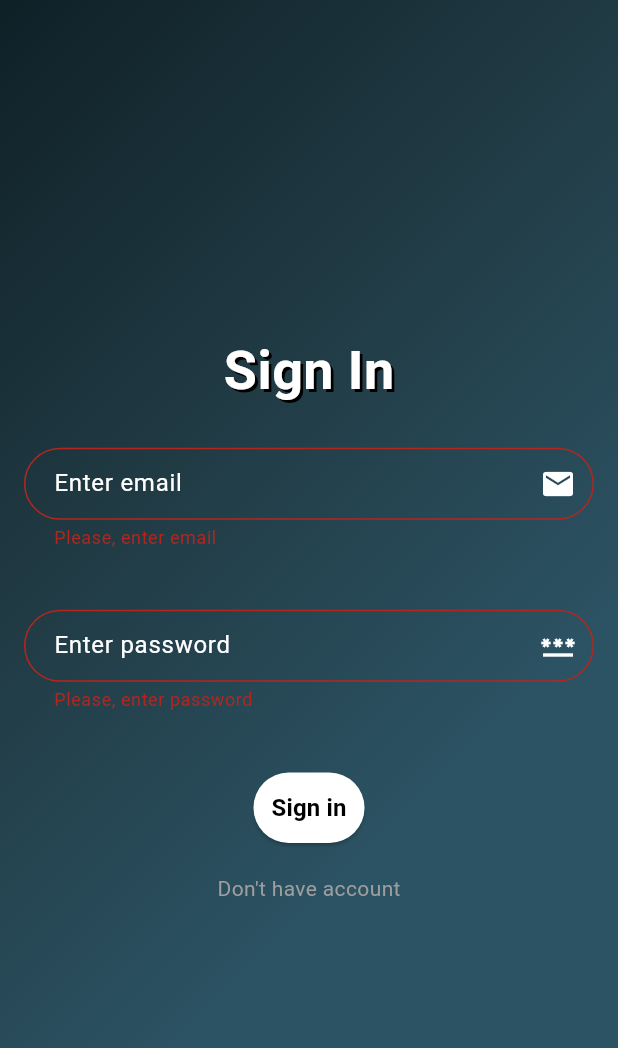
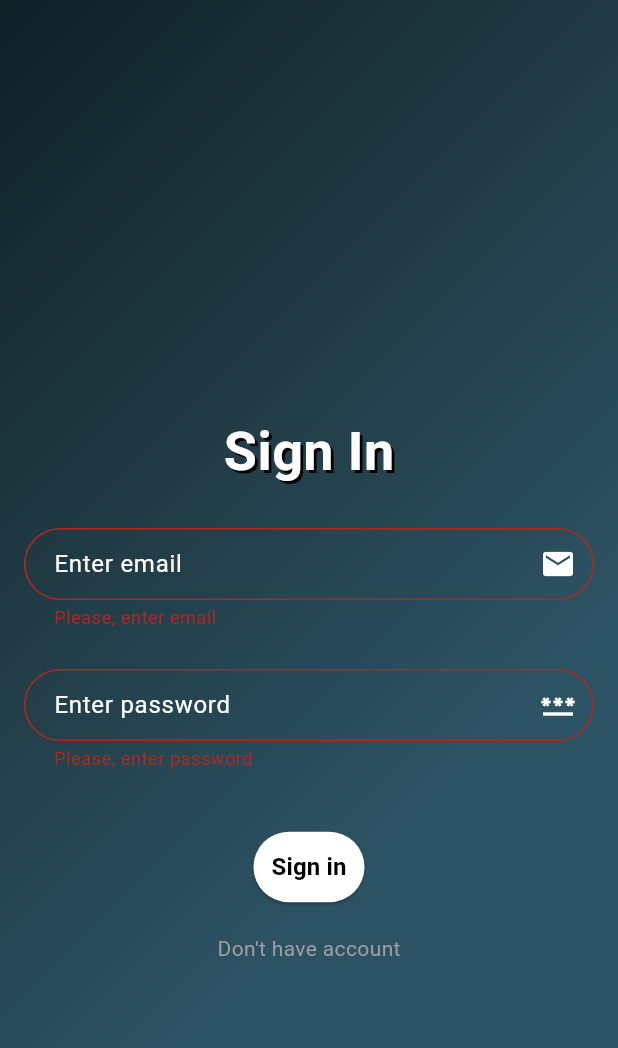
Before and after one commit to ost1ck/Resents_contents, a Flutter app: the screen it shows after launch, after a tap on "Sign in", on a phone screen of 412 x 824 dp. Shown: the top 1048 px of the screen. Run offline on Flutter 3.47's test engine with Material 3 defaults, Android fonts, the phone set to English and light mode, and no system bars; our stand-ins replace firebase_auth, firebase_core, font_awesome_flutter, top_snackbar_flutter; accounts and stored records are empty.

Commit message:
refactor auth screens

```diff
--- a/lib/features/auth/presentation/pages/sign_in_screen.dart
+++ b/lib/features/auth/presentation/pages/sign_in_screen.dart
@@ -1,4 +1,3 @@
-import 'package:firebase_auth/firebase_auth.dart';
 import 'package:flutter/material.dart';
 import 'package:recents_content/features/auth/data/auth_service.dart';
 import 'package:recents_content/features/auth/domain/validators/auth_validators.dart';
@@ -46,8 +45,10 @@ class _SignInScreenState extends State<SignInScreen> {
       body: AuthBackground(
         child: Form(
           key: _formKey,
+          child: Padding(
+              padding: const EdgeInsetsGeometry.only(top: 275),
           child: Column(
-            mainAxisAlignment: MainAxisAlignment.center,
+            // mainAxisAlignment: MainAxisAlignment.center,
             children: [
               Text('Sign In',
                 style: TextStyle(
@@ -74,7 +75,7 @@ class _SignInScreenState extends State<SignInScreen> {
                   validator: Validators.emailValidator,
               ),
 
-              SizedBox(height: 40),
+              const SizedBox(height: 26),
 
               AuthTextField(
                   controller: _passwordController,
@@ -85,24 +86,32 @@ class _SignInScreenState extends State<SignInScreen> {
                   validator: Validators.passwordValidator,
               ),
 
-              SizedBox(height: 40),
+              const SizedBox(height: 40),
 
               Padding(
                   padding: EdgeInsets.symmetric(horizontal: 100),
                 child: ElevatedButton(
                     onPressed: () async {
-                      try{
                         if(_formKey.currentState!.validate()) {
-                          await _authService.signIn(
+                          final error = await _authService.signIn(
                             email: _emailController.text.trim(),
                             password: _passwordController.text.trim()
                           );
 
-                          if (context.mounted) {
+                          if (!context.mounted) return;
+
+                          if(error != null){
+                            ScaffoldMessenger.of(context).showSnackBar(
+                              SnackBar(
+                                  content: Text(error),
+                              ),
+                            );
+                            return;
+                          }
                           showTopSnackBar(
                               Overlay.of(context),
                               const MessageBackground(
-                                    message: "Success autorization!",
+                                  message: "Success authorization",
                                   gradientColors: [
                                     Color(0xFF093028),
                                     Color(0xFF237a57),
@@ -112,19 +121,7 @@ class _SignInScreenState extends State<SignInScreen> {
 
                           Navigator.push(
                               context,
-                                MaterialPageRoute(
-                                    builder: (context) => const HomeScreen())
-                            );
-                          }
-                        }
-                      }
-                      on FirebaseAuthException catch (error){
-                        print('Error Firebase: ${error.code}');
-
-                        ScaffoldMessenger.of(context).showSnackBar(
-                          SnackBar(
-                              content: Text(error.message ?? 'Error autorization!')
-                          )
+                              MaterialPageRoute(builder: (context) => const HomeScreen())
                           );
                         }
                       },
@@ -147,7 +144,7 @@ class _SignInScreenState extends State<SignInScreen> {
                 ),
               ),
 
-              SizedBox(height: 20),
+              const SizedBox(height: 20),
 
               GestureDetector(
                 onTap: (){
@@ -165,6 +162,7 @@ class _SignInScreenState extends State<SignInScreen> {
               )
             ],
           )
+      )
       ),
       )
     );
--- a/lib/features/auth/presentation/widgets/auth_text_field.dart
+++ b/lib/features/auth/presentation/widgets/auth_text_field.dart
@@ -46,6 +46,7 @@ class AuthTextField extends StatelessWidget {
         ),
         hintText: hintText,
         hintStyle: TextStyle(color: Colors.white),
+        helperText: ' ',
         suffixIcon: Icon(icon,
           color: Colors.white,
         )
```
Also changed, not shown: lib/features/auth/data/auth_service.dart (+36 -4 lines), lib/features/auth/presentation/pages/sign_up_screen.dart (+26 -27 lines). Lines whose indentation alone changed are shown as unchanged.
